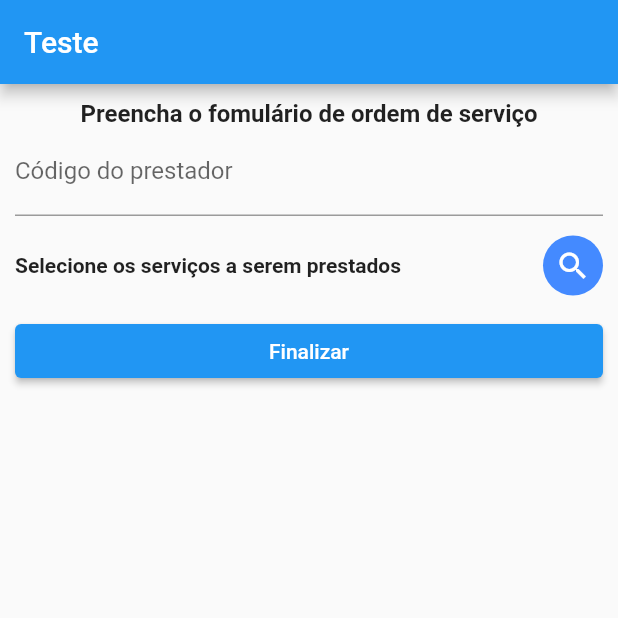
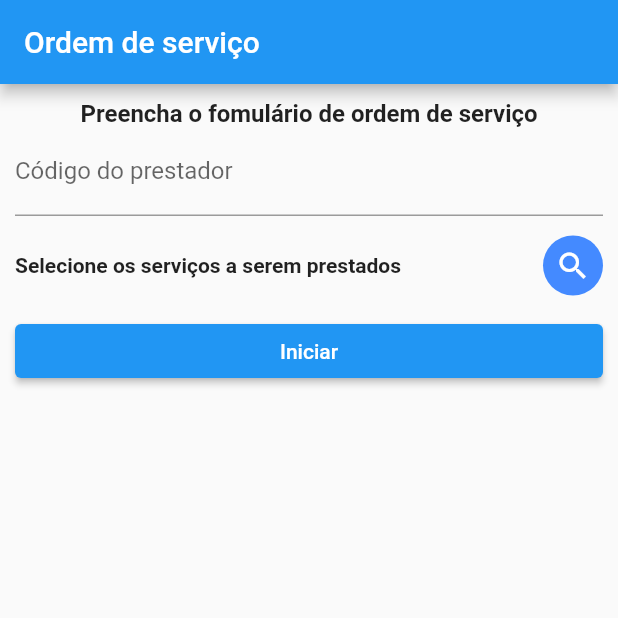
Before and after one commit to jucilenebs/9aojo-app, a Flutter app: the screen it shows after launch, on a phone screen of 412 x 824 dp, the top half of it. Run offline on Flutter 3.47's test engine with Material 2 defaults, Android fonts, the phone set to English and light mode, and no system bars; our stand-ins replace geolocator, get.

Commit message:
order controller + order bind e order page

```diff
--- a/lib/pages/order_bind.dart
+++ b/lib/pages/order_bind.dart
@@ -1,10 +1,13 @@
 import 'package:abctechapp/controller/order_controller.dart';
+import 'package:abctechapp/provider/order_provider.dart';
 import 'package:abctechapp/services/geolocation_service.dart';
+import 'package:abctechapp/services/order_service.dart';
 import 'package:get/get.dart';
 
 class OrderBind extends Bindings {
   @override
   void dependencies() {
-    Get.lazyPut<OrderController>(() => OrderController(GeolocationService()));
+    Get.lazyPut<OrderController>(() =>
+        OrderController(GeolocationService(), OrderService(OrderProvider())));
   }
 }
--- a/lib/pages/order_page.dart
+++ b/lib/pages/order_page.dart
@@ -15,16 +15,8 @@ class OrderPage extends GetView<OrderController> {
             ListTile(title: Text(assists[index].name)));
   }
 
-  @override
-  Widget build(BuildContext context) {
-    return Scaffold(
-        appBar: AppBar(
-          title: const Text('Teste'),
-        ),
-        body: Container(
-            constraints: const BoxConstraints.expand(),
-            padding: const EdgeInsets.all(10.0),
-            child: SingleChildScrollView(
+  Widget buildForm(BuildContext context) {
+    return SingleChildScrollView(
       child: Form(
         key: controller.formKey,
         child: Column(
@@ -35,16 +27,15 @@ class OrderPage extends GetView<OrderController> {
                   child: Text(
                 'Preencha o fomulário de ordem de serviço',
                 textAlign: TextAlign.center,
-                        style: TextStyle(
-                            fontSize: 16.0, fontWeight: FontWeight.bold),
+                style: TextStyle(fontSize: 16.0, fontWeight: FontWeight.bold),
               ))
             ]),
             TextFormField(
               controller: controller.operatorIdController,
               inputFormatters: [FilteringTextInputFormatter.digitsOnly],
               keyboardType: TextInputType.number,
-                      decoration: const InputDecoration(
-                          labelText: 'Código do prestador'),
+              decoration:
+                  const InputDecoration(labelText: "Código do prestador"),
               textAlign: TextAlign.center,
             ),
             Row(children: [
@@ -55,8 +46,7 @@ class OrderPage extends GetView<OrderController> {
                         'Selecione os serviços a serem prestados',
                         textAlign: TextAlign.left,
                         style: TextStyle(
-                                    fontSize: 14.0,
-                                    fontWeight: FontWeight.bold),
+                            fontSize: 14.0, fontWeight: FontWeight.bold),
                       ))),
               Ink(
                   decoration: const ShapeDecoration(
@@ -77,11 +67,33 @@ class OrderPage extends GetView<OrderController> {
               Expanded(
                   child: ElevatedButton(
                       onPressed: () => controller.finishStartOrder(),
-                              child: const Text('Finalizar')))
+                      child: Obx(
+                        () {
+                          if (controller.screenState.value ==
+                              OrderState.creating) {
+                            return const Text("Iniciar");
+                          } else {
+                            return const Text("Finalizar");
+                          }
+                        },
+                      )))
             ]),
           ],
         ),
       ),
-            )));
+    );
+  }
+
+  @override
+  Widget build(BuildContext context) {
+    return Scaffold(
+        appBar: AppBar(
+          title: const Text("Ordem de serviço"),
+        ),
+        body: Container(
+            constraints: const BoxConstraints.expand(),
+            padding: const EdgeInsets.all(10.0),
+            child: controller.obx((state) => buildForm(context),
+                onLoading: const Center(child: CircularProgressIndicator()))));
   }
 }
```
Also changed, not shown: lib/controller/order_controller.dart (+69 -7 lines). Lines whose indentation alone changed are shown as unchanged.
